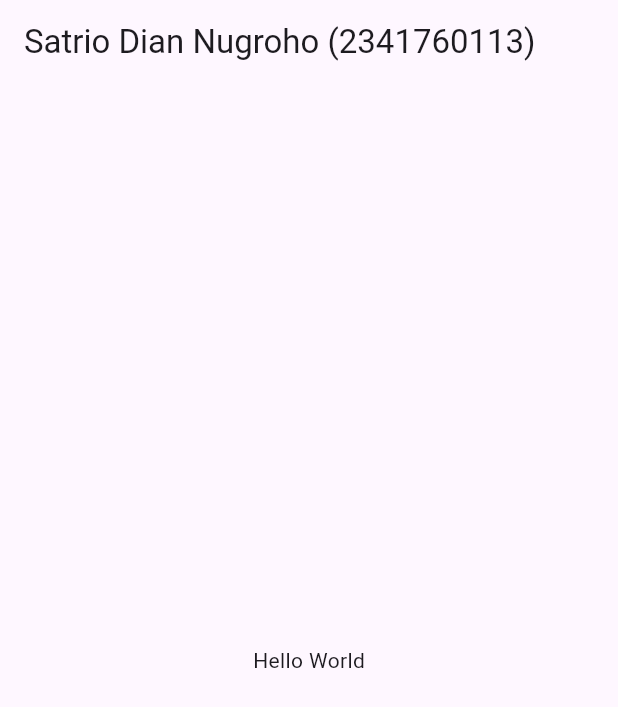
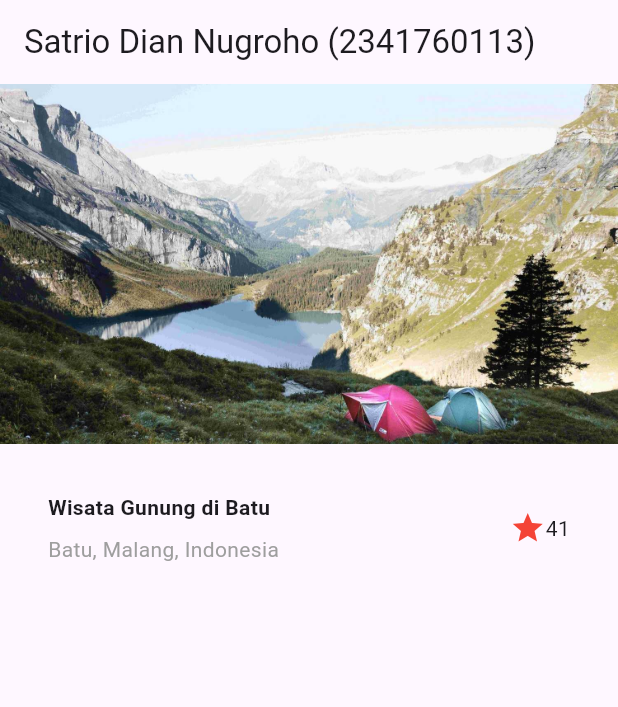
Before and after one commit to SATRIODIANNUGROHO/flutter-fundamental-part2, a Flutter app: the screen it shows after launch, on a phone screen of 412 x 824 dp. Shown: the top 707 px of the screen. Run offline on Flutter 3.47's test engine with Material 3 defaults, Android fonts, the phone set to English and light mode, and no system bars.

Commit message:
Adding column widgets, text (while adjusting padding and color), and icons (while adjusting size and color)

```diff
--- a/lib/main.dart
+++ b/lib/main.dart
@@ -7,14 +7,57 @@ class MyApp extends StatelessWidget {
 
   @override
   Widget build(BuildContext context) {
+    Widget titleSection = Container(
+      padding: const EdgeInsets.all(32),
+      child: Row(
+        children: [
+          Expanded(
+            child: Column(
+              crossAxisAlignment: CrossAxisAlignment.start,
+              children: [
+                Container(
+                  padding: const EdgeInsets.only(bottom: 8),
+                  child: const Text(
+                    'Wisata Gunung di Batu',
+                    style: TextStyle(
+                      fontWeight: FontWeight.bold,
+                    ),
+                  ),
+                ),
+                Text(
+                  'Batu, Malang, Indonesia',
+                  style: TextStyle(
+                    color: Colors.grey,
+                  ),
+                ),
+              ],
+            ),
+          ),
+          Icon(
+            Icons.star,
+            color: Colors.red[500],
+          ),
+          const Text('41'),
+        ],
+      ),
+    );
+
     return MaterialApp(
       title: 'Flutter layout: Nama dan NIM Anda',
       home: Scaffold(
         appBar: AppBar(
           title: const Text('Satrio Dian Nugroho (2341760113)'),
         ),
-        body: const Center(
-          child: Text('Hello World'),
+        body: ListView(
+          children: [
+            Image.asset(
+              'assets/images/lake.jpg',
+              width: 600,
+              height: 240,
+              fit: BoxFit.cover,
+            ),
+            titleSection,
+          ],
         ),
       ),
     );
--- a/pubspec.yaml
+++ b/pubspec.yaml
@@ -61,6 +61,8 @@ flutter:
   # assets:
   #   - images/a_dot_burr.jpeg
   #   - images/a_dot_ham.jpeg
+  assets:
+    - assets/images/lake.jpg
 
   # An image asset can refer to one or more resolution-specific "variants", see
   # https://flutter.dev/to/resolution-aware-images
```
Also changed, not shown: assets/images/lake.jpg (added), images/2.jpg (added), 1 other file.
